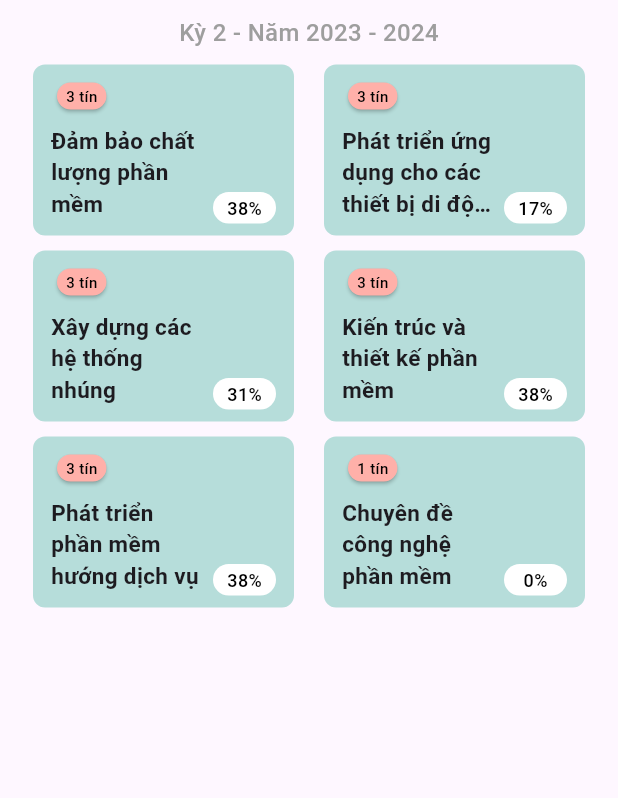
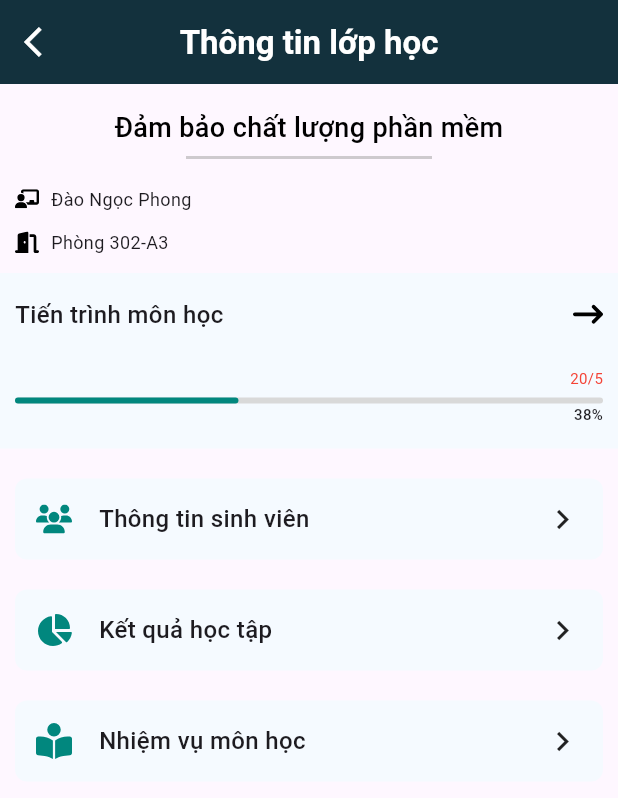
Before and after one commit to tungday/student-time-manager, a Flutter app: the ClassList widget shown alone on an empty page, opened directly, after a tap on an icon or button, on a phone screen of 412 x 824 dp. Shown: the top 798 px of the screen. Run offline on Flutter 3.47's test engine with Material 3 defaults, Android fonts, the phone set to English and light mode, and no system bars; our stand-ins replace flutter_svg, table_calendar; generated files the repository leaves out were written again.

Commit message:
create class info layoyt

```diff
--- a/schedule/lib/component/app_colors.dart
+++ b/schedule/lib/component/app_colors.dart
@@ -4,6 +4,7 @@ class AppColor{
   static const Color bluePrimaryColor1 = Color.fromRGBO(19, 49, 61, 1);
   static const Color bluePrimaryColor2 = Color.fromRGBO(1, 135, 126, 1);
   static const Color bluePrimaryColor3 = Color.fromRGBO(182, 221, 218, 1);
+  static const Color lightGreen = Color.fromRGBO(245, 250, 255, 1);
   static const Color redColor = Color.fromRGBO(149, 0, 0, 1);
   static const Color yellowColor = Color.fromRGBO(249, 214, 120, 1);
   static const Color pinkColor1 = Color.fromRGBO(194, 105, 105, 1);
--- a/schedule/lib/component/calendar/week_selected.dart
+++ b/schedule/lib/component/calendar/week_selected.dart
@@ -10,11 +10,10 @@ import 'package:table_calendar/table_calendar.dart';
 
 class WeekSelected extends StatefulWidget {
   final Function(DateTime)? func; // setState cho ngày đang chọn để thay đổi d/s công việc tại trang Quản lý công vệc
-  final Widget? child;
 
   const WeekSelected({
     super.key,
-    this.func, this.child
+    this.func,
   });
 
   @override
--- a/schedule/lib/component/credit_course.dart
+++ b/schedule/lib/component/credit_course.dart
@@ -1,5 +1,6 @@
 import 'package:flutter/material.dart';
 import 'package:schedule/component/app_colors.dart';
+import 'package:schedule/screen/task_manage/class_info.dart';
 
 class CreditCourse extends StatelessWidget {
   final int credit;
@@ -21,7 +22,15 @@ class CreditCourse extends StatelessWidget {
   Widget build(BuildContext context) {
     return GestureDetector(
       onTap: () {
-        print("Tap Credit Course");
+        Navigator.push(
+          context,
+          MaterialPageRoute(builder: (context) => ClassInfo(
+            course: course,
+            teacher: teacher,
+            classroom: classroom,
+            progress: progress,
+          ))
+        );
       },
       child: Container(
         padding: const EdgeInsets.only(left: 12, top: 8, right: 12, bottom: 8),
--- /dev/null
+++ b/schedule/lib/screen/task_manage/class_info.dart
@@ -0,0 +1,238 @@
+import 'package:flutter/material.dart';
+import 'package:flutter_svg/flutter_svg.dart';
+import 'package:schedule/component/app_colors.dart';
+
+class ClassInfo extends StatelessWidget {
+  final String course;
+  final String? teacher;
+  final String? classroom;
+  final num progress;
+
+  const ClassInfo({
+    required this.course,
+    this.teacher,
+    this.classroom,
+    required this.progress,
+    super.key
+  });
+
+  List<GestureDetector> renderFeatures({required List<Map<String, dynamic>> features}) {
+    return features.map<GestureDetector>((feature) => GestureDetector(
+      onTap: feature["tapHandle"],
+      child: Container(
+        padding: const EdgeInsets.all(14),
+        decoration: BoxDecoration(
+          color: AppColor.lightGreen,
+          borderRadius: BorderRadius.circular(8)
+        ),
+        margin: const EdgeInsets.all(10),
+        child: Row(
+          crossAxisAlignment: CrossAxisAlignment.center,
+          children: [
+            Container(
+              // width: 38,
+              // height: 38,
+              padding: const EdgeInsets.only(right: 18),
+              child: SvgPicture.asset(
+                feature["icon"],
+                width: 24,
+                color: AppColor.bluePrimaryColor2,
+              ),
+            ),
+            Expanded(
+              child: Text(
+                feature["label"],
+                style: const TextStyle(
+                  fontSize: 16,
+                  fontWeight: FontWeight.w500
+                ),
+              ),
+            ),
+            const Icon(
+              Icons.keyboard_arrow_right,
+              size: 26,
+            )
+          ],
+        ),
+      ),
+    )).toList();
+  }
+
+  @override
+  Widget build(BuildContext context) {
+    return SafeArea(
+      child: Scaffold(
+        appBar: AppBar(
+          title: const Text(
+            "Thông tin lớp học",
+            style: TextStyle(
+              fontSize: 22,
+              fontWeight: FontWeight.w600,
+              height: 1
+            )
+          ),
+          leading: IconButton(
+            icon: const Icon(Icons.arrow_back_ios),
+            onPressed: () {
+              Navigator.pop(context);
+            },
+          ),
+          centerTitle: true,
+          backgroundColor: AppColor.bluePrimaryColor1,
+          foregroundColor: Colors.white,
+        ),
+        body: Column(
+          children: [
+            Container(
+              margin: const EdgeInsets.only(top: 16, bottom: 18),
+              alignment: Alignment.center,
+              child: Column(
+                children: [
+                  Padding(
+                    padding: const EdgeInsets.only(bottom: 6),
+                    child: Text(
+                      course,
+                      style: const TextStyle(
+                        fontSize: 18,
+                        fontWeight: FontWeight.w500,
+                        color: Colors.black
+                      ),
+                    ),
+                  ),
+                  Container(
+                    height: 2,
+                    width: 164,
+                    color: Colors.grey.withOpacity(0.5),
+                  )
+                ]
+              ),
+            ),
+            Container(
+              padding: const EdgeInsets.only(left: 10, right: 10),
+              margin: const EdgeInsets.only(bottom: 12),
+              child: Row(
+                crossAxisAlignment: CrossAxisAlignment.center,
+                children: [
+                  SvgPicture.asset(
+                    "assets/teacher_ic.svg",
+                    width: 16,
+                    height: 16,
+                  ),
+                  Padding(
+                    padding: const EdgeInsets.only(left: 8),
+                    child: Text(
+                      teacher ?? "Không có thông tin",
+                      style: const TextStyle(
+                        fontSize: 12,
+                        fontWeight: FontWeight.w400
+                      ),
+                    ),
+                  )
+                ],
+              ),
+            ),
+            Container(
+              padding: const EdgeInsets.only(left: 10, right: 10),
+              margin: const EdgeInsets.only(bottom: 12),
+              child: Row(
+                children: [
+                  SvgPicture.asset(
+                    "assets/classroom_ic.svg",
+                    width: 16,
+                    height: 16,
+                  ),
+                  Padding(
+                    padding: const EdgeInsets.only(left: 8),
+                    child: Text(
+                      classroom ?? "Không có thông tin",
+                      style: const TextStyle(
+                        fontSize: 12,
+                        fontWeight: FontWeight.w400
+                      ),
+                    ),
+                  )
+                ],
+              ),
+            ),
+            Container(
+              padding: const EdgeInsets.only(left: 10, top: 16, right: 10, bottom: 16),
+              margin: const EdgeInsets.only(bottom: 10),
+              color: AppColor.lightGreen,
+              width: MediaQuery.of(context).size.width,
+              child: Column(
+                crossAxisAlignment: CrossAxisAlignment.start,
+                children: [
+                  Container(
+                    margin: const EdgeInsets.only(bottom: 24),
+                    child: Row(
+                      children: [
+                        const Expanded(
+                          child: Text(
+                            "Tiến trình môn học",
+                            style: TextStyle(
+                                fontSize: 16,
+                                fontWeight: FontWeight.w500
+                            ),
+                          ),
+                        ),
+                        SvgPicture.asset(
+                          "assets/arrow_right_long_ic.svg",
+                          width: 20,
+                        )
+                      ],
+                    ),
+                  ),
+                  Column(
+                    crossAxisAlignment: CrossAxisAlignment.end,
+                    children: [
+                      const Text(
+                        "20/5",
+                        style: TextStyle(
+                          fontSize: 10,
+                          fontWeight: FontWeight.w400,
+                          color: Colors.red
+                        ),
+                      ),
+                      const SizedBox(height: 6,),
+                      LinearProgressIndicator(
+                        value: progress / 100,
+                        backgroundColor: AppColor.grayColor,
+                        color: AppColor.bluePrimaryColor2,
+                        borderRadius: BorderRadius.circular(12),
+                      ),
+                      Text(
+                        "$progress%",
+                        style: const TextStyle(
+                          fontSize: 10,
+                          fontWeight: FontWeight.w500
+                        ),
+                      )
+                    ],
+                  )
+                ],
+              ),
+            ),
+            ...renderFeatures(features: [
+              {
+                "label": "Thông tin sinh viên",
+                "icon": "assets/group_user_ic.svg",
+                "tapHandle": () {}
+              },
+              {
+                "label": "Kết quả học tập",
+                "icon": "assets/learning_result_ic.svg",
+                "tapHandle": () {}
+              },
+              {
+                "label": "Nhiệm vụ môn học",
+                "icon": "assets/assignment_ic.svg",
+                "tapHandle": () {}
+              },
+            ]),
+          ],
+        )
+      ),
+    );
+  }
+
+}
--- a/schedule/lib/screen/task_manage/class_list.dart
+++ b/schedule/lib/screen/task_manage/class_list.dart
@@ -21,6 +21,8 @@ class _ClassListState extends State<ClassList> {
         credit: 3,
         course: "Đảm bảo chất lượng phần mềm",
         progress: 38,
+        teacher: "Đào Ngọc Phong",
+        classroom: "Phòng 302-A3",
       ),
       const CreditCourse(
         credit: 3,
```
Also changed, not shown: schedule/assets/arrow_right_long_ic.svg (added), schedule/assets/assignment_ic.svg (added), schedule/assets/classroom_ic.svg (added), schedule/assets/group_user_ic.svg (added), schedule/assets/learning_result_ic.svg (added), schedule/assets/teacher_ic.svg (added), schedule/pubspec.lock.
